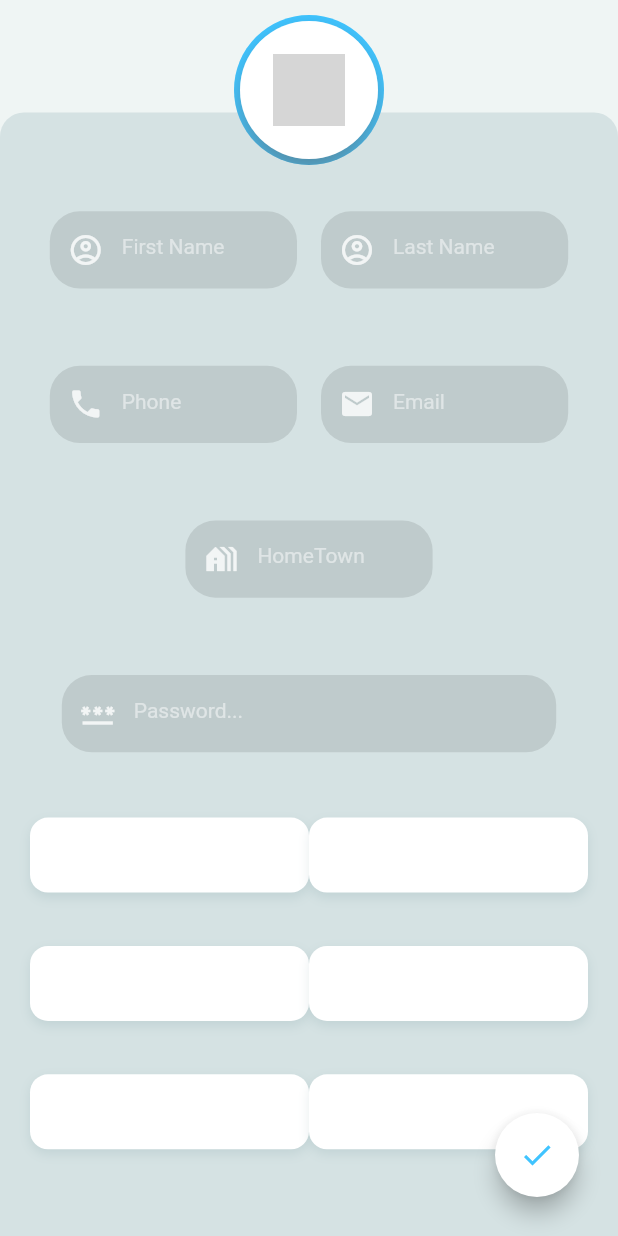
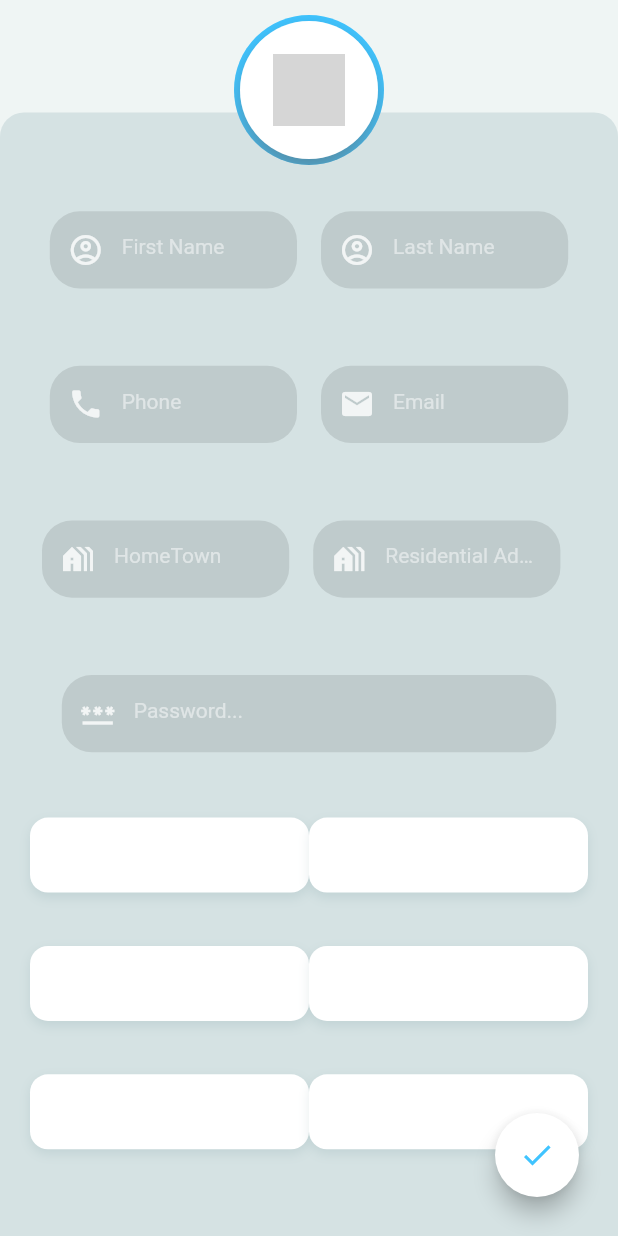
Before and after one commit to Mr-Deee/piwc, a Flutter app: the fillaform screen opened directly, on a phone screen of 412 x 824 dp. Run offline on Flutter 3.47's test engine with Material 2 defaults, Android fonts, the phone set to English and light mode, and no system bars; our stand-ins replace animate_do, cloud_firestore, firebase_auth, firebase_core, firebase_database, firebase_storage and 2 more; accounts and stored records are empty; network calls fail; grey boxes are pictures that could not be loaded.

```diff
--- a/lib/pages/fillaform.dart
+++ b/lib/pages/fillaform.dart
@@ -339,6 +339,10 @@ class _fillaformState extends State<fillaform> {
                                           ),
                                         ),
                                         //Hometown
+                                        Row(
+                                          children: [
+
+                                            //Hometown
                                             Padding(
                                               padding: const EdgeInsets.all(8.0),
                                               child: Container(
@@ -373,6 +377,46 @@ class _fillaformState extends State<fillaform> {
                                                   ),
                                                 ),
                                               ),
+                                            ),
+
+
+                                            //Residentiaal Address
+                                            Padding(
+                                              padding: const EdgeInsets.all(8.0),
+                                              child: Container(
+                                                height: size.width / 8,
+                                                width: size.width / 2.5,
+                                                alignment: Alignment.center,
+                                                padding: EdgeInsets.only(
+                                                    right: size.width / 30),
+                                                decoration: BoxDecoration(
+                                                  color: Colors.black.withOpacity(.1),
+                                                  borderRadius: BorderRadius.circular(20),
+                                                ),
+                                                child: TextField(
+                                                  style: TextStyle(
+                                                    color: Colors.white.withOpacity(.9),
+                                                  ),
+
+                                                  // obscureText: isPassword,
+                                                  // keyboardType: isEmail ? TextInputType.name : TextInputType.text,
+                                                  decoration: InputDecoration(
+                                                    prefixIcon: Icon(
+                                                      Icons.holiday_village,
+                                                      color: Colors.white.withOpacity(.8),
+                                                    ),
+                                                    border: InputBorder.none,
+                                                    hintMaxLines: 1,
+                                                    hintText: 'Residential Address',
+                                                    hintStyle: TextStyle(
+                                                      fontSize: 14,
+                                                      color: Colors.white.withOpacity(.5),
+                                                    ),
+                                                  ),
+                                                ),
+                                              ),
+                                            ),
+                                          ],
                                         ),
 
                                         //pass
```
Lines whose indentation alone changed are shown as unchanged.
